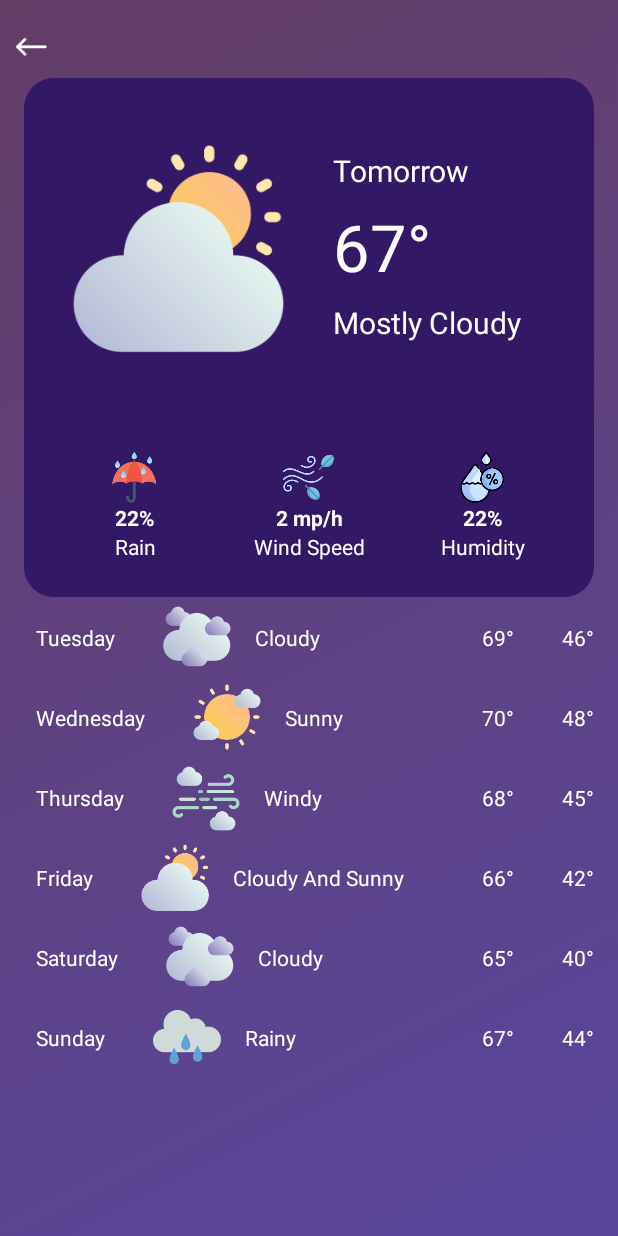
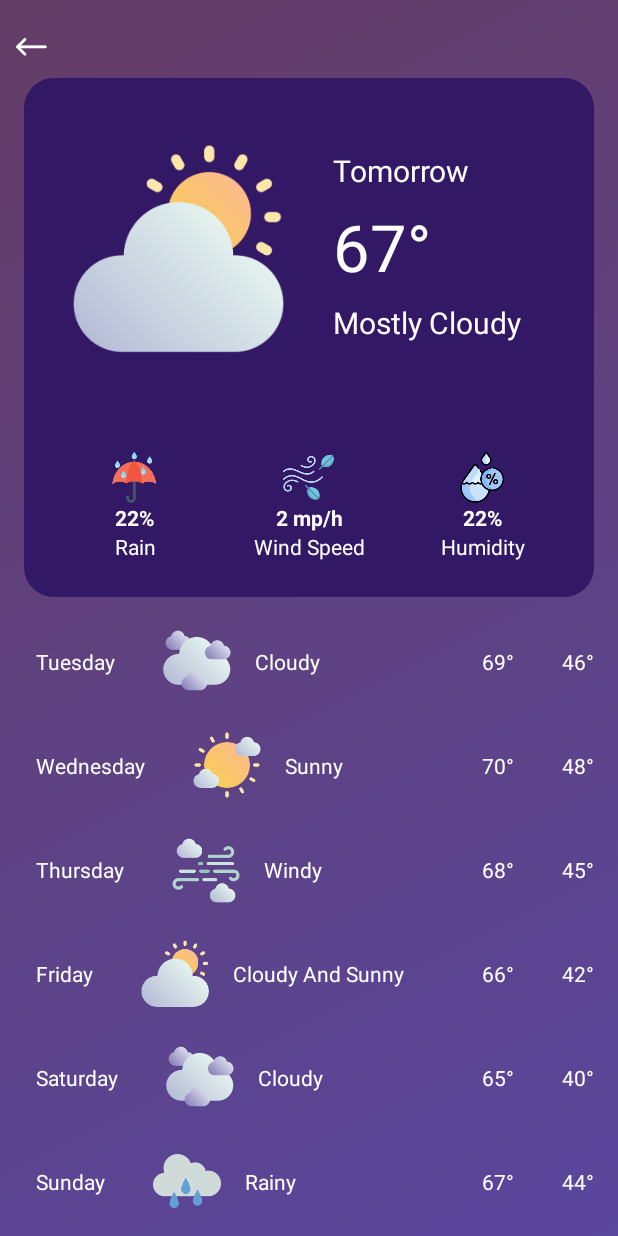
Before and after one commit to AngelHannah/AWeatherApp, an Android app: the FutureActivity screen opened directly, with no data from a screen before it, on a phone screen of 412 x 824 dp. Run offline under Robolectric (Android 15) with nearby library versions, the phone set to English and light mode, and no system bars.

Commit message:
Adjusting some UI elements
Adding a few changes to elements in the UI to make everything feel a little nicer

```diff
--- a/app/src/main/res/layout/activity_future.xml
+++ b/app/src/main/res/layout/activity_future.xml
@@ -218,7 +218,8 @@
                 android:layout_width="match_parent"
                 android:layout_height="match_parent"
                 android:nestedScrollingEnabled="true"
-                android:layout_weight="1"/>
+                android:layout_weight="1"
+                android:layout_marginTop="8dp"/>
         </LinearLayout>
     </ScrollView>
 </androidx.constraintlayout.widget.ConstraintLayout>
--- a/app/src/main/res/layout/viewholder_future.xml
+++ b/app/src/main/res/layout/viewholder_future.xml
@@ -5,7 +5,10 @@
     android:layout_width="match_parent"
     android:layout_height="wrap_content"
     android:layout_marginStart="8dp"
-    android:layout_marginEnd="8dp">
+    android:layout_marginEnd="8dp"
+    android:layout_marginTop="8dp"
+    android:layout_marginBottom="8dp"
+    >
 
     <TextView
         android:id="@+id/dayTxt"
```
